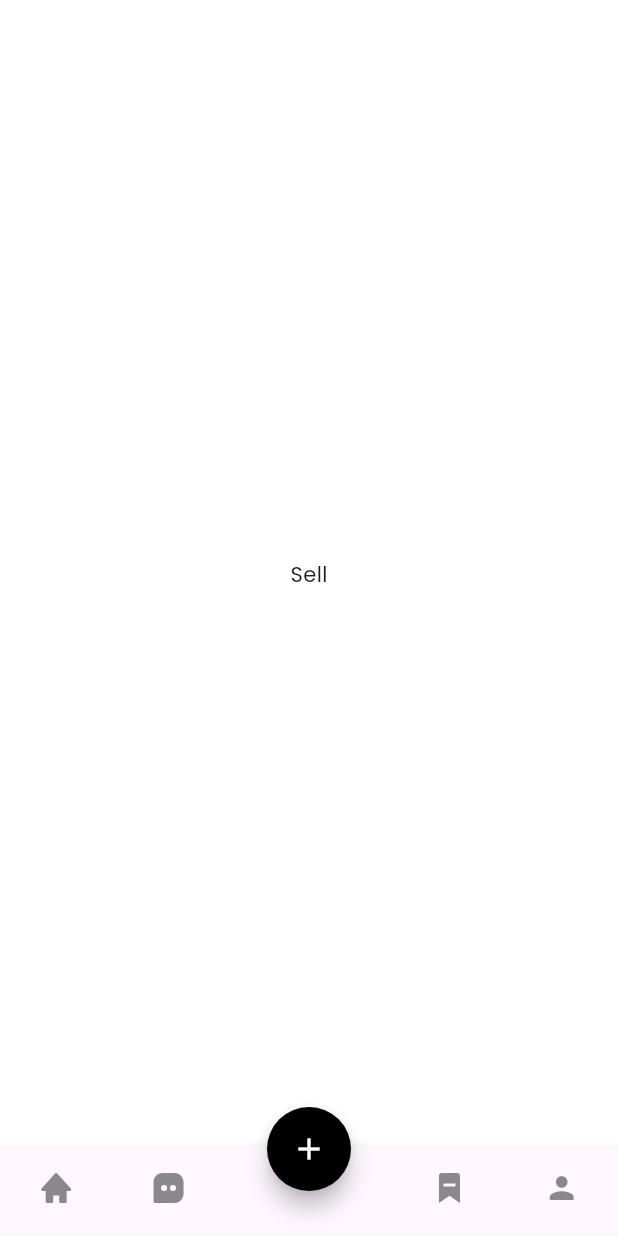
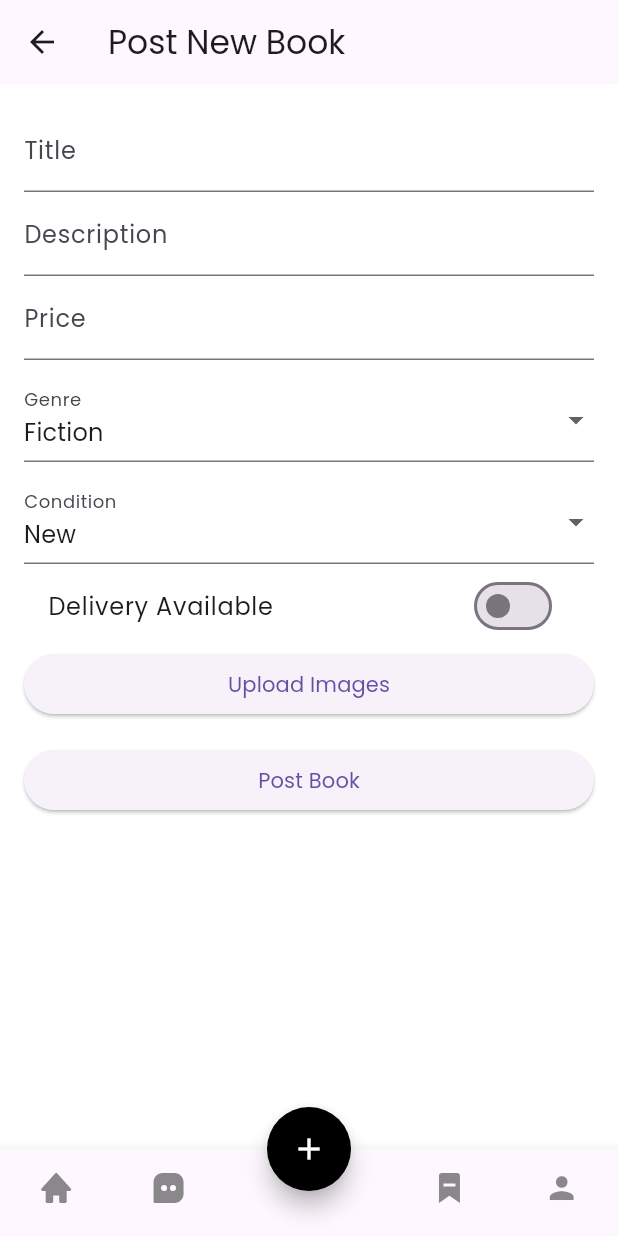
Before and after one commit to NirajanMahato/revive_reads, a Flutter app: the HomeView screen opened directly, item 3 of the bottom bar chosen, on a phone screen of 412 x 824 dp. Run offline on Flutter 3.47's test engine with Material 3 defaults, Android fonts, the phone set to English and light mode, and no system bars; our stand-ins replace bloc, dartz, dio, equatable, flutter_bloc, get_it and 7 more; accounts and stored records are empty; network calls fail.

Commit message:
post book feature, images upload error, seearch is working in dashboard

```diff
--- a/lib/app/constants/api_endpoints.dart
+++ b/lib/app/constants/api_endpoints.dart
@@ -16,4 +16,5 @@ class ApiEndpoints {
   // ====================== Book Routes =========================
   static const String getApprovedBooks = "book/get-approved-books";
   static const String getBookById = "book/get-book-by-id/";
+  static const String postBook = "book/post-book/";
 }
--- a/lib/features/home/presentation/view/home_view.dart
+++ b/lib/features/home/presentation/view/home_view.dart
@@ -1,9 +1,9 @@
 import 'package:flutter/material.dart';
 import 'package:flutter_bloc/flutter_bloc.dart';
 import 'package:icons_plus/icons_plus.dart';
-import 'package:revive_reads/features/home/presentation/view/bottom_view/sell_view.dart';
 import 'package:revive_reads/features/home/presentation/view_model/home_cubit.dart';
 import 'package:revive_reads/features/home/presentation/view_model/home_state.dart';
+import 'package:revive_reads/features/post_book/presentation/view/post_book_view.dart';
 
 class HomeView extends StatelessWidget {
   const HomeView({super.key});
@@ -58,7 +58,7 @@ class HomeView extends StatelessWidget {
                 // Push to the SellView as a new page
                 Navigator.push(
                   context,
-                  MaterialPageRoute(builder: (context) => const SellView()),
+                  MaterialPageRoute(builder: (context) => const PostBookView()),
                 );
               },
               backgroundColor: Colors.black,
--- a/lib/features/home/presentation/view_model/home_state.dart
+++ b/lib/features/home/presentation/view_model/home_state.dart
@@ -3,6 +3,7 @@ import 'package:flutter/material.dart';
 import 'package:revive_reads/features/account/presentation/view/account_view.dart';
 import 'package:revive_reads/features/dashboard/presentation/view/dashboard_view.dart';
 import 'package:revive_reads/features/message/presentation/view/message_view.dart';
+import 'package:revive_reads/features/post_book/presentation/view/post_book_view.dart';
 
 class HomeState extends Equatable {
   final int selectedIndex;
@@ -25,7 +26,7 @@ class HomeState extends Equatable {
           child: MessageView(),
         ),
         const Center(
-          child: Text('Sell'),
+          child: PostBookView(),
         ),
         const Center(
           child: Text('My Ads'),
--- /dev/null
+++ b/lib/features/post_book/data/data_source/book_data_source.dart
@@ -0,0 +1,5 @@
+import 'package:revive_reads/features/post_book/data/model/post_book_model.dart';
+
+abstract class IPostBookDataSource {
+  Future<void> postBook(PostBookModel book, String token);
+}
--- /dev/null
+++ b/lib/features/post_book/data/data_source/remote_data_source/post_book_remote_data_source.dart
@@ -0,0 +1,50 @@
+import 'package:dio/dio.dart';
+import 'package:revive_reads/app/constants/api_endpoints.dart';
+import 'package:revive_reads/features/post_book/data/data_source/book_data_source.dart';
+import 'package:revive_reads/features/post_book/data/model/post_book_model.dart';
+
+class PostBookRemoteDataSource implements IPostBookDataSource {
+  final Dio dio;
+
+  PostBookRemoteDataSource(this.dio);
+
+  @override
+  Future<void> postBook(PostBookModel book, String token) async {
+    try {
+      // ✅ Prepare FormData with proper image handling
+      final formData = FormData.fromMap({
+        'title': book.title,
+        'description': book.description,
+        'price': book.price.toString(), // Convert price to String
+        'genre': book.genre,
+        'condition': book.condition,
+        'delivery': book.delivery,
+        'images': await Future.wait(book.images.map(
+          (image) async {
+            print("Uploading image from path: $image"); // Debugging log
+            return await MultipartFile.fromFile(
+              image,
+              filename: image.split('/').last, // Extract filename correctly
+            );
+          },
+        )),
+      });
+
+      // ✅ Make POST request with Authorization Header
+      await dio.post(
+        ApiEndpoints.postBook,
+        data: formData,
+        options: Options(
+          headers: {
+            'Authorization': 'Bearer $token',
+            'Content-Type': 'multipart/form-data',
+          },
+        ),
+      );
+    } on DioException catch (e) {
+      // Log and throw error for better debugging
+      print("Failed to post the book: ${e.response?.data ?? e.message}");
+      throw Exception('Failed to post the book: ${e.response?.data}');
+    }
+  }
+}
--- /dev/null
+++ b/lib/features/post_book/data/model/post_book_model.dart
@@ -0,0 +1,33 @@
+import 'package:revive_reads/features/post_book/domain/entity/post_book_entity.dart';
+
+class PostBookModel {
+  final String title;
+  final String description;
+  final double price;
+  final String genre;
+  final String condition;
+  final List<String> images;
+  final bool delivery;
+
+  PostBookModel({
+    required this.title,
+    required this.description,
+    required this.price,
+    required this.genre,
+    required this.condition,
+    required this.images,
+    required this.delivery,
+  });
+
+  factory PostBookModel.fromEntity(PostBookEntity entity) {
+    return PostBookModel(
+      title: entity.title,
+      description: entity.description,
+      price: entity.price,
+      genre: entity.genre,
+      condition: entity.condition,
+      images: entity.images,
+      delivery: entity.delivery,
+    );
+  }
+}
--- /dev/null
+++ b/lib/features/post_book/domain/entity/post_book_entity.dart
@@ -0,0 +1,19 @@
+class PostBookEntity {
+  final String title;
+  final String description;
+  final double price;
+  final String genre;
+  final String condition;
+  final List<String> images;
+  final bool delivery;
+
+  PostBookEntity({
+    required this.title,
+    required this.description,
+    required this.price,
+    required this.genre,
+    required this.condition,
+    required this.images,
+    required this.delivery,
+  });
+}
--- /dev/null
+++ b/lib/features/post_book/domain/repository/post_book_repository.dart
@@ -0,0 +1,8 @@
+import 'package:dartz/dartz.dart';
+import 'package:revive_reads/core/error/failure.dart';
+import 'package:revive_reads/features/post_book/domain/entity/post_book_entity.dart';
+
+
+abstract class IPostBookRepository {
+  Future<Either<Failure, void>> postBook(PostBookEntity book, String token);
+}
--- /dev/null
+++ b/lib/features/post_book/domain/use_case/post_book_usecase.dart
@@ -0,0 +1,15 @@
+import 'package:dartz/dartz.dart';
+import 'package:revive_reads/core/error/failure.dart';
+import 'package:revive_reads/features/post_book/domain/entity/post_book_entity.dart';
+import 'package:revive_reads/features/post_book/domain/repository/post_book_repository.dart';
+
+
+class PostBookUseCase {
+  final IPostBookRepository repository;
+
+  PostBookUseCase(this.repository);
+
+  Future<Either<Failure, void>> call(PostBookEntity book, String token) async {
+    return await repository.postBook(book, token);
+  }
+}
--- /dev/null
+++ b/lib/features/post_book/presentation/view/post_book_view.dart
@@ -0,0 +1,142 @@
+import 'dart:io';
+
+import 'package:flutter/material.dart';
+import 'package:flutter_bloc/flutter_bloc.dart';
+import 'package:image_picker/image_picker.dart';
+import 'package:revive_reads/features/post_book/presentation/view_model/post_book_bloc.dart';
+import 'package:revive_reads/features/post_book/presentation/view_model/post_book_event.dart';
+import 'package:revive_reads/features/post_book/presentation/view_model/post_book_state.dart';
+
+class PostBookView extends StatefulWidget {
+  const PostBookView({super.key});
+
+  @override
+  _PostBookViewState createState() => _PostBookViewState();
+}
+
+class _PostBookViewState extends State<PostBookView> {
+  final _formKey = GlobalKey<FormState>();
+  final TextEditingController _titleController = TextEditingController();
+  final TextEditingController _descriptionController = TextEditingController();
+  final TextEditingController _priceController = TextEditingController();
+
+  String _selectedGenre = 'Fiction';
+  String _selectedCondition = 'New';
+  bool _delivery = false;
+  List<File> _images = [];
+
+  final ImagePicker _picker = ImagePicker();
+
+  Future<void> _pickImages() async {
+    final pickedFile = await _picker.pickMultiImage();
+    if (pickedFile.isNotEmpty) {
+      setState(() {
+        _images = pickedFile.map((file) => File(file.path)).toList();
+      });
+    }
+  }
+
+  void _submitBook() {
+    if (_formKey.currentState!.validate()) {
+      context.read<PostBookBloc>().add(
+            SubmitBookEvent(
+              title: _titleController.text,
+              description: _descriptionController.text,
+              price: double.parse(_priceController.text),
+              genre: _selectedGenre,
+              condition: _selectedCondition,
+              images: _images.map((image) => image.path).toList(),
+              delivery: _delivery,
+            ),
+          );
+    }
+  }
+
+  @override
+  Widget build(BuildContext context) {
+    return Scaffold(
+      appBar: AppBar(title: const Text('Post New Book')),
+      body: BlocConsumer<PostBookBloc, PostBookState>(
+        listener: (context, state) {
+          if (state is PostBookSuccess) {
+            ScaffoldMessenger.of(context).showSnackBar(
+                const SnackBar(content: Text('Book Posted Successfully!')));
+            Navigator.pop(context);
+          } else if (state is PostBookFailure) {
+            ScaffoldMessenger.of(context)
+                .showSnackBar(SnackBar(content: Text(state.message)));
+          }
+        },
+        builder: (context, state) {
+          if (state is PostBookLoading) {
+            return const Center(child: CircularProgressIndicator());
+          }
+
+          return Padding(
+            padding: const EdgeInsets.all(16.0),
+            child: Form(
+              key: _formKey,
+              child: ListView(
+                children: [
+                  TextFormField(
+                    controller: _titleController,
+                    decoration: const InputDecoration(labelText: 'Title'),
+                    validator: (value) =>
+                        value!.isEmpty ? 'Enter a valid title' : null,
+                  ),
+                  TextFormField(
+                    controller: _descriptionController,
+                    decoration: const InputDecoration(labelText: 'Description'),
+                    validator: (value) =>
+                        value!.isEmpty ? 'Enter a valid description' : null,
+                  ),
+                  TextFormField(
+                    controller: _priceController,
+                    decoration: const InputDecoration(labelText: 'Price'),
+                    keyboardType: TextInputType.number,
+                    validator: (value) =>
+                        value!.isEmpty ? 'Enter a valid price' : null,
+                  ),
+                  const SizedBox(height: 12),
+                  DropdownButtonFormField(
+                    value: _selectedGenre,
+                    items: ['Fiction', 'Non-Fiction', 'Biography']
+                        .map((genre) =>
+                            DropdownMenuItem(value: genre, child: Text(genre)))
+                        .toList(),
+                    onChanged: (value) => _selectedGenre = value!,
+                    decoration: const InputDecoration(labelText: 'Genre'),
+                  ),
+                  const SizedBox(height: 12),
+                  DropdownButtonFormField(
+                    value: _selectedCondition,
+                    items: ['New', 'Like New', 'Used']
+                        .map((condition) => DropdownMenuItem(
+                            value: condition, child: Text(condition)))
+                        .toList(),
+                    onChanged: (value) => _selectedCondition = value!,
+                    decoration: const InputDecoration(labelText: 'Condition'),
+                  ),
+                  SwitchListTile(
+                    value: _delivery,
+                    onChanged: (value) => setState(() => _delivery = value),
+                    title: const Text('Delivery Available'),
+                  ),
+                  ElevatedButton(
+                    onPressed: _pickImages,
+                    child: const Text('Upload Images'),
+                  ),
+                  const SizedBox(height: 16),
+                  ElevatedButton(
+                    onPressed: _submitBook,
+                    child: const Text('Post Book'),
+                  ),
+                ],
+              ),
+            ),
+          );
+        },
+      ),
+    );
+  }
+}
--- /dev/null
+++ b/lib/features/post_book/presentation/view_model/post_book_bloc.dart
@@ -0,0 +1,49 @@
+import 'package:flutter_bloc/flutter_bloc.dart';
+import 'package:revive_reads/features/post_book/domain/entity/post_book_entity.dart';
+import 'package:revive_reads/features/post_book/domain/use_case/post_book_usecase.dart';
+import 'package:revive_reads/app/shared_prefs/token_shared_prefs.dart';
+import 'post_book_event.dart';
+import 'post_book_state.dart';
+
+class PostBookBloc extends Bloc<PostBookEvent, PostBookState> {
+  final PostBookUseCase postBookUseCase;
+  final TokenSharedPrefs tokenSharedPrefs;
+
+  PostBookBloc(this.postBookUseCase, this.tokenSharedPrefs) : super(PostBookInitial()) {
+    on<SubmitBookEvent>((event, emit) async {
+      emit(PostBookLoading());
+
+      // Retrieve token from shared preferences
+      final tokenResult = await tokenSharedPrefs.getToken();
+      String token = '';
+      tokenResult.fold(
+        (failure) => emit(PostBookFailure('Failed to retrieve token: ${failure.message}')),
+        (retrievedToken) => token = retrievedToken,
+      );
+
+      if (token.isEmpty) {
+        emit(PostBookFailure('User not logged in. Please log in first.'));
+        return;
+      }
+
+      // Convert SubmitBookEvent to PostBookEntity
+      final postBookEntity = PostBookEntity(
+        title: event.title,
+        description: event.description,
+        price: event.price,
+        genre: event.genre,
+        condition: event.condition,
+        images: event.images,
+        delivery: event.delivery,
+      );
+
+      // Call UseCase with the token
+      final result = await postBookUseCase.call(postBookEntity, token);
+
+      result.fold(
+        (failure) => emit(PostBookFailure(failure.message)),
+        (_) => emit(PostBookSuccess()),
+      );
+    });
+  }
+}
--- /dev/null
+++ b/lib/features/post_book/presentation/view_model/post_book_event.dart
@@ -0,0 +1,29 @@
+import 'package:equatable/equatable.dart';
+
+abstract class PostBookEvent extends Equatable {
+  @override
+  List<Object?> get props => [];
+}
+
+class SubmitBookEvent extends PostBookEvent {
+  final String title;
+  final String description;
+  final double price;
+  final String genre;
+  final String condition;
+  final List<String> images;
+  final bool delivery;
+
+  SubmitBookEvent({
+    required this.title,
+    required this.description,
+    required this.price,
+    required this.genre,
+    required this.condition,
+    required this.images,
+    required this.delivery,
+  });
+
+  @override
+  List<Object?> get props => [title, description, price, genre, condition, images, delivery];
+}
--- /dev/null
+++ b/lib/features/post_book/presentation/view_model/post_book_state.dart
@@ -0,0 +1,20 @@
+import 'package:equatable/equatable.dart';
+
+abstract class PostBookState extends Equatable {
+  @override
+  List<Object?> get props => [];
+}
+
+class PostBookInitial extends PostBookState {}
+
+class PostBookLoading extends PostBookState {}
+
+class PostBookSuccess extends PostBookState {}
+
+class PostBookFailure extends PostBookState {
+  final String message;
+  PostBookFailure(this.message);
+
+  @override
+  List<Object?> get props => [message];
+}
```
Also changed, not shown: lib/app/app.dart (+11 -20 lines), lib/app/di/di.dart (+21 -1 lines), lib/features/post_book/data/repositories/post_book_remote_repository.dart (added, +24 -0 lines).
